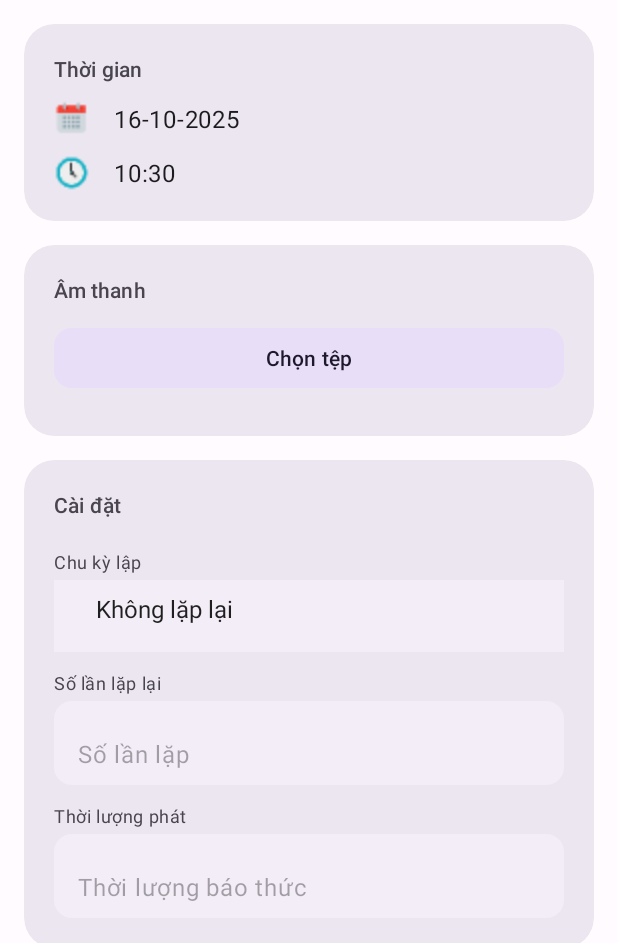
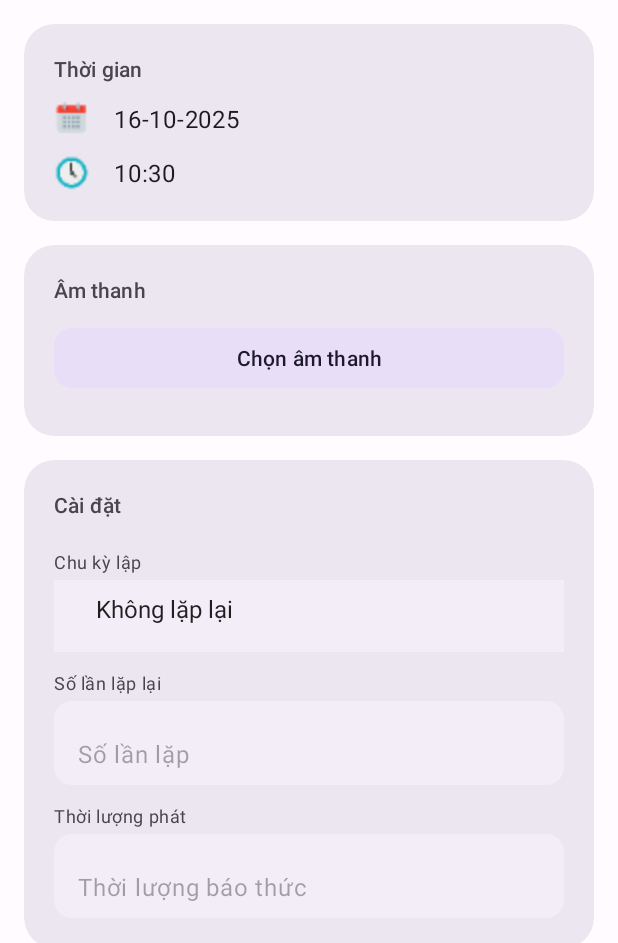
Before and after one commit to hoangphuc3117/remind_app, an Android app: the AddEditAlarmActivity screen opened directly, with no data from a screen before it, on a phone screen of 412 x 824 dp, the part 293-1236 px from its top. Run offline under Robolectric (Android 15) with nearby library versions, the phone set to English and light mode, and no system bars; libraries missing offline, so code that uses them is left out: rx.android.schedulers, rx.schedulers.

Commit message:
Update UI

```diff
--- a/app/src/main/res/layout/act_add_alarm.xml
+++ b/app/src/main/res/layout/act_add_alarm.xml
@@ -187,7 +187,7 @@
                     <TextView
                         android:layout_width="wrap_content"
                         android:layout_height="wrap_content"
-                        android:text="Âm thanh"
+                        android:text="@string/add_alarm_audio_label"
                         android:textAppearance="@style/TextAppearance.Material3.LabelLarge"
                         android:textColor="?attr/colorOnSurfaceVariant"
                         android:layout_marginBottom="12dp" />
@@ -196,7 +196,7 @@
                         android:id="@+id/add_alarm_browse_file"
                         android:layout_width="match_parent"
                         android:layout_height="wrap_content"
-                        android:text="Chọn tệp"
+                        android:text="@string/add_alarm_choose_audio"
                         style="@style/Widget.Material3.Button.TonalButton"
                         app:cornerRadius="12dp"
                         android:layout_marginBottom="8dp" />
@@ -224,7 +224,7 @@
                     <TextView
                         android:layout_width="wrap_content"
                         android:layout_height="wrap_content"
-                        android:text="Cài đặt"
+                        android:text="@string/add_alarm_settings_label"
                         android:textAppearance="@style/TextAppearance.Material3.LabelLarge"
                         android:textColor="?attr/colorOnSurfaceVariant"
                         android:layout_marginBottom="12dp" />
--- a/app/src/main/res/layout/act_alarm.xml
+++ b/app/src/main/res/layout/act_alarm.xml
@@ -21,7 +21,7 @@
             android:layout_width="match_parent"
             android:layout_height="?attr/actionBarSize"
             android:background="?attr/colorSurface"
-            app:title="@string/alarm_name"
+            app:title="@string/title_alarm"
             app:titleTextColor="?attr/colorOnSurface"
             app:titleTextAppearance="@style/TextAppearance.Material3.HeadlineSmall">
 
--- a/app/src/main/res/values/strings.xml
+++ b/app/src/main/res/values/strings.xml
@@ -22,6 +22,9 @@
     <string name="add_alarm_input_name">Nhập nhắc nhở</string>
     <string name="add_alarm_input_play_time">Nhập thời lượng phát</string>
     <string name="add_alarm_input_loop_times">Nhập số lần lặp lại</string>
+    <string name="add_alarm_choose_audio">Chọn âm thanh</string>
+    <string name="add_alarm_audio_label">Âm thanh</string>
+    <string name="add_alarm_settings_label">Cài đặt</string>
     <string name="dialog_dismiss">Ngưng nhắc nhở</string>
     <string name="dialog_hide">Ẩn nhắc nhở</string>
     <string name="dialog_yes">Có</string>
```
Also changed, not shown: app/src/main/java/ppapps/phapamnhacnho/modules/addeditalarm/AddEditAlarmActivity.kt (+69 -15 lines), 1 other file.
